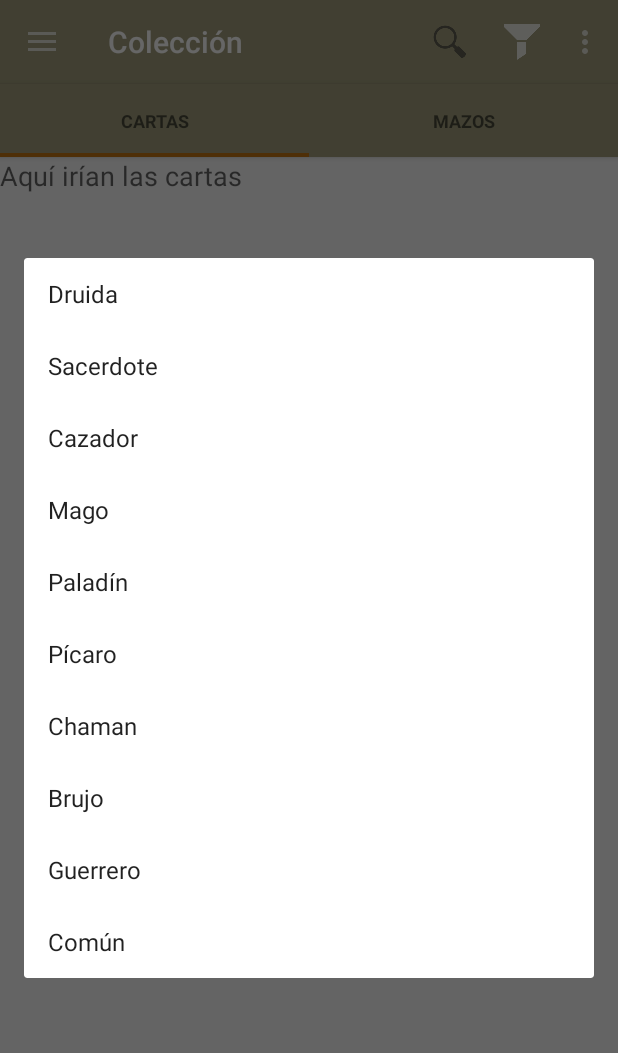
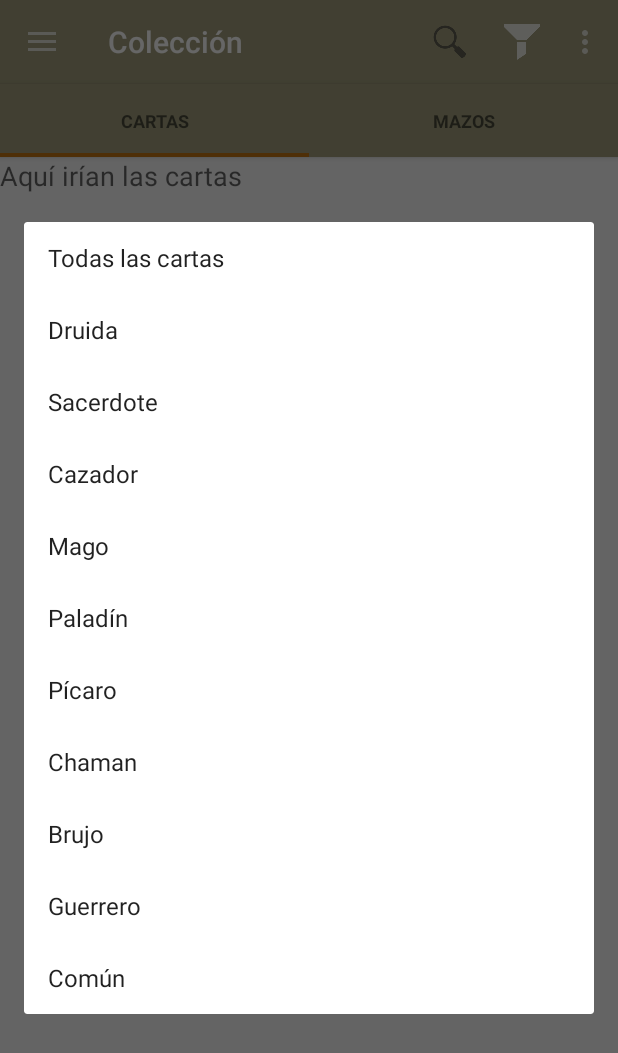
Before and after one commit to diego15ag/Hearthstone, an Android app: the ActivityCollection screen opened directly, with no data from a screen before it, after a tap on "Filtrar por clase", on a phone screen of 412 x 824 dp. Shown: the top 1053 px of the screen. Run offline under Robolectric (Android 15) with nearby library versions, the phone set to English and light mode, and no system bars.

Commit message:
Añadida la opcion "Todos" en el filtro de cartas y mazos de la actividad coleccion

```diff
--- a/app/src/main/res/layout/dialogo_sel_clase.xml
+++ b/app/src/main/res/layout/dialogo_sel_clase.xml
@@ -7,6 +7,5 @@
         android:layout_width="match_parent"
         android:layout_height="wrap_content"
         android:id="@+id/lvSeleccionClase"
-        android:layout_gravity="center_horizontal"
-        android:choiceMode="multipleChoice" />
+        android:layout_gravity="center_horizontal"/>
 </LinearLayout>
--- a/app/src/main/res/values/arrays.xml
+++ b/app/src/main/res/values/arrays.xml
@@ -13,6 +13,7 @@
     </array>
 
     <array name="ClasesHearthstone" >
+        <item>Todos los mazos</item>
         <item>Druida</item>
         <item>Sacerdote</item>
         <item>Cazador</item>
@@ -25,6 +26,7 @@
     </array>
 
     <array name="ClasesHearthstoneCartas" >
+        <item>Todas las cartas</item>
         <item>Druida</item>
         <item>Sacerdote</item>
         <item>Cazador</item>
```
